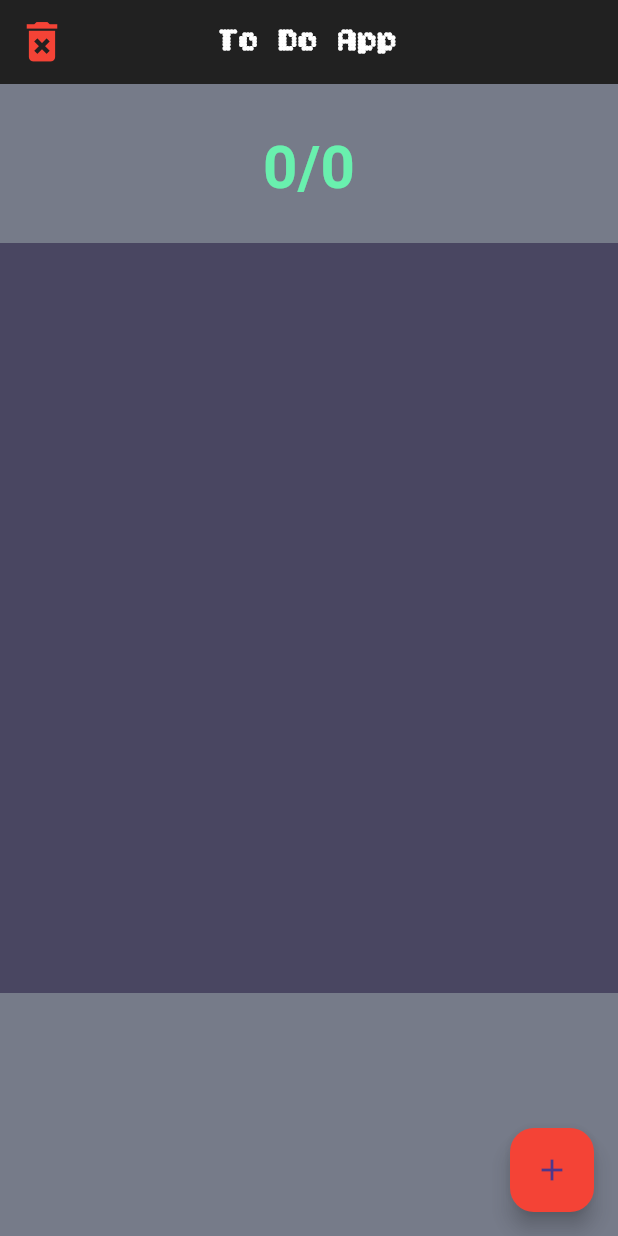
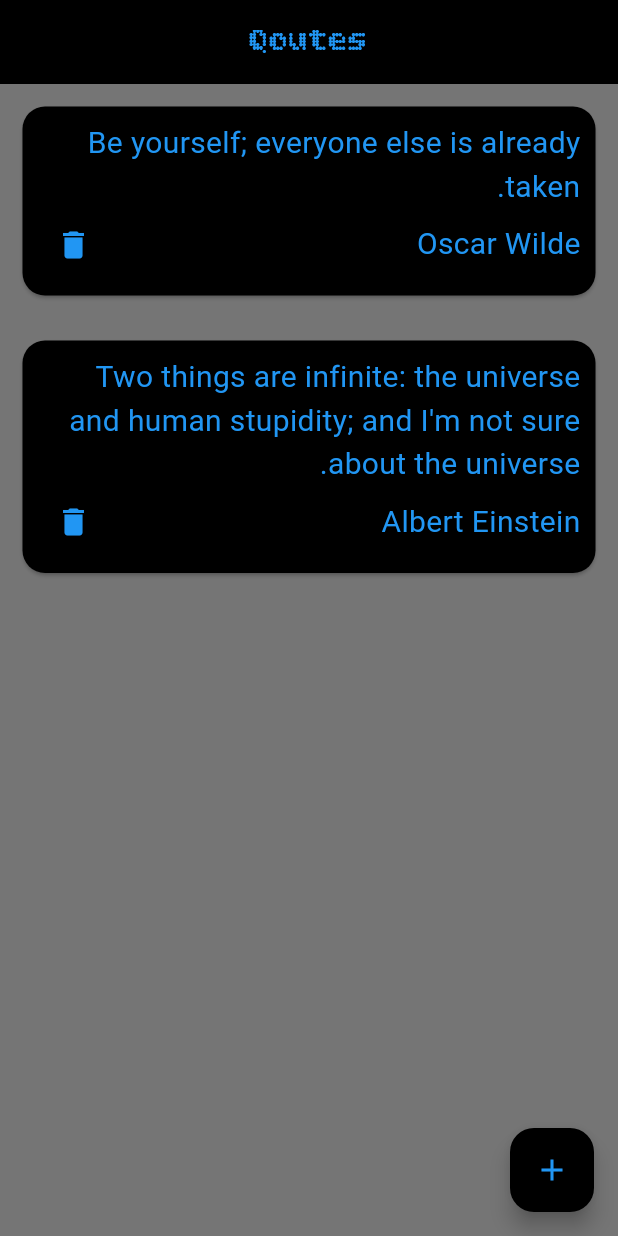
Before and after one commit to bassemali9507-sys/Qoutes_APP, a Flutter app: the screen it shows after launch, on a phone screen of 412 x 824 dp. Run offline on Flutter 3.47's test engine with Material 3 defaults, Android fonts, the phone set to English and light mode, and no system bars.

Commit message:
Qoutes App

```diff
--- a/lib/main.dart
+++ b/lib/main.dart
@@ -1,159 +1,141 @@
 import 'package:flutter/material.dart';
-import 'package:start_up_project/widgets/Todo-Card.dart';
-import 'package:start_up_project/widgets/counter.dart';
+import 'package:start_up_project/pages/cards.dart';
 
 void main() {
-  runApp(const MyApp());
+  runApp(const Qoutes());
 }
 
-class MyApp extends StatelessWidget {
-  const MyApp({Key? key}) : super(key: key);
+class Qoutes extends StatefulWidget {
+  const Qoutes({Key? key}) : super(key: key);
+
+  @override
+  State<Qoutes> createState() => _QoutesState();
+}
+
+class Quote {
+  String title;
+  String author;
+  Quote({required this.title, required this.author});
+}
+
+class _QoutesState extends State<Qoutes> {
+  List<Quote> allQoutes = [
+    Quote(
+      title: "Be yourself; everyone else is already taken.",
+      author: "Oscar Wilde",
+    ),
+    Quote(
+      title:
+          "Two things are infinite: the universe and human stupidity; and I'm not sure about the universe.",
+      author: "Albert Einstein",
+    ),
+  ];
+  final TextEditingController titleController = TextEditingController();
+  final TextEditingController authorController = TextEditingController();
+
+  addingText() {
+    setState(() {
+      allQoutes.add(
+        Quote(title: titleController.text, author: authorController.text),
+      );
+    });
+    titleController.clear();
+    authorController.clear();
+  }
+
+  delete(Quote item) {
+    setState(() {
+      allQoutes.remove(item);
+    });
+  }
 
   @override
   Widget build(BuildContext context) {
     return MaterialApp(
       debugShowCheckedModeBanner: false,
       theme: ThemeData.light(useMaterial3: true),
-      home: TodoApp(),
-    );
-  }
-}
-
-class TodoApp extends StatefulWidget {
-  const TodoApp({Key? key}) : super(key: key);
-
-  @override
-  State<TodoApp> createState() => _TodoAppState();
-}
-
-class Task {
-  String title;
-  bool status;
-  Task({required this.title, required this.status});
-}
-
-List alltasks = [];
-
-class _TodoAppState extends State<TodoApp> {
-  addnewtask() {
-    setState(() {
-      alltasks.add(Task(title: mycontroler.text, status: false));
-    });
-  }
-
-  changeStatus(int taskIndex) {
-    setState(() {
-      alltasks[taskIndex].status = !alltasks[taskIndex].status;
-    });
-  }
-
-  delete(int taskIndex) {
-    setState(() {
-      alltasks.remove(alltasks[taskIndex]);
-    });
-  }
-
-  final mycontroler = TextEditingController();
-
-  int calucatingcounts() {
-    int completedtasks = 0;
-
-    alltasks.forEach((item) {
-      if (item.status) {
-        completedtasks++;
-      }
-    });
-
-    return completedtasks;
-  }
-
-  @override
-  Widget build(BuildContext context) {
-    return Scaffold(
-      floatingActionButton: FloatingActionButton(
-        onPressed: () {
-          showModalBottomSheet(
-            context: context,
-            builder: (BuildContext context) {
-              return Container(
-                padding: EdgeInsets.all(22),
-                height: 200,
-                color: Colors.white,
-                child: Column(
-                  mainAxisAlignment: MainAxisAlignment.center,
-                  children: [
-                    TextField(
-                      controller: mycontroler,
-                      maxLength: 40,
-                      decoration: InputDecoration(labelText: "Add New Task"),
-                    ),
-                    SizedBox(height: 20),
-                    TextButton(
-                      onPressed: () {
-                        addnewtask();
-                        Navigator.pop(context);
-                      },
-                      child: Text("Add Task"),
-                    ),
-                  ],
-                ),
-              );
-            },
-            isScrollControlled: true,
-          );
-        },
-
-        backgroundColor: Colors.red,
-        child: Icon(Icons.add),
-      ),
-      backgroundColor: Color.fromRGBO(58, 66, 86, 0.7),
-      appBar: AppBar(
-        leading: IconButton(
-          icon: Icon(Icons.delete_forever, color: Colors.red, size: 35),
-          onPressed: () {
-            setState(() {
-              alltasks.clear();
-            });
-          },
+      home: Scaffold(
+        backgroundColor: Colors.grey[600],
+        appBar: AppBar(
+          backgroundColor: Colors.black,
+          title: const Text(
+            "Qoutes",
+            style: TextStyle(color: Colors.blue, fontFamily: "Bassem"),
+          ),
+          centerTitle: true,
         ),
-        backgroundColor: Colors.grey[900],
-        elevation: 0,
-        title: Text(
-          "To Do App",
-          style: TextStyle(
-            color: Colors.white,
-            fontWeight: FontWeight.bold,
-            fontFamily: "Bassem",
-          ),
-        ),
-        centerTitle: true,
-      ),
-      body: SizedBox(
-        width: double.infinity,
-        child: Column(
-          crossAxisAlignment: CrossAxisAlignment.center,
-
+        body: Column(
           children: [
-            Counters(alltodos: alltasks.length, alldone: calucatingcounts()),
-            Container(
-              margin: EdgeInsets.only(top: 22),
-              height: 500,
-              width: double.infinity,
-              color: const Color.fromARGB(255, 73, 70, 97),
-              child: ListView.builder(
-                itemCount: alltasks.length,
-                itemBuilder: (BuildContext context, int index) {
-                  return Todocard(
-                    vartitle: alltasks[index].title,
-                    doneORnot: alltasks[index].status,
-                    changeStatus: () => changeStatus(index),
-                    delete: () => delete(index),
-                  );
+            ...allQoutes.map(
+              (item) => CardWidget(
+                item: item,
+                title: item.title,
+                author: item.author,
+                delete: (qouteToWithdrawn) {
+                  setState(() {
+                    allQoutes.remove(item);
+                  });
                 },
               ),
             ),
           ],
         ),
+        floatingActionButton: Builder(
+          builder: (BuildContext contextOfButton) {
+            return FloatingActionButton(
+              onPressed: () {
+                showDialog(
+                  context: contextOfButton,
+                  builder: (BuildContext context) {
+                    return AlertDialog(
+                      title: const Text("Add Quote"),
+                      content: Column(
+                        mainAxisSize: MainAxisSize.min,
+                        children: [
+                          TextField(
+                            controller: titleController,
+                            decoration: const InputDecoration(
+                              hintText: "Quote",
+                            ),
+                          ),
+                          TextField(
+                            controller: authorController,
+                            decoration: const InputDecoration(
+                              hintText: "Author",
+                            ),
+                          ),
+                        ],
+                      ),
+                      actions: [
+                        Row(
+                          mainAxisAlignment: MainAxisAlignment.spaceBetween,
+                          children: [
+                            TextButton(
+                              onPressed: () {
+                                addingText();
+                                Navigator.pop(context);
+                              },
+                              child: const Text("Add"),
+                            ),
+
+                            TextButton(
+                              onPressed: () {
+                                Navigator.pop(context);
+                              },
+                              child: const Text("Cancel"),
+                            ),
+                          ],
+                        ),
+                      ],
+                    );
+                  },
+                );
+              },
+              backgroundColor: Colors.black,
+              child: const Icon(Icons.add, color: Colors.blue),
+            );
+          },
+        ),
       ),
     );
   }
--- /dev/null
+++ b/lib/pages/cards.dart
@@ -0,0 +1,56 @@
+import 'package:flutter/material.dart';
+import 'package:start_up_project/main.dart';
+
+class CardWidget extends StatelessWidget {
+  final String title;
+  final String author;
+  final Function delete;
+  final Quote item;
+  const CardWidget({
+    super.key,
+    required this.title,
+    required this.author,
+    required this.delete,
+    required this.item,
+  });
+
+  @override
+  Widget build(BuildContext context) {
+    return SingleChildScrollView(
+      child: Card(
+        margin: EdgeInsets.all(15),
+        shape: RoundedRectangleBorder(borderRadius: BorderRadius.circular(15)),
+        color: Colors.black,
+        child: Container(
+          padding: EdgeInsets.all(10),
+          child: Column(
+            crossAxisAlignment: CrossAxisAlignment.stretch,
+            children: [
+              Text(
+                title,
+                style: TextStyle(color: Colors.blue, fontSize: 20),
+                textDirection: TextDirection.rtl,
+              ),
+              Row(
+                mainAxisAlignment: MainAxisAlignment.spaceBetween,
+                children: [
+                  IconButton(
+                    onPressed: () {
+                      delete(item);
+                    },
+                    icon: Icon(Icons.delete, color: Colors.blue),
+                  ),
+                  Text(
+                    author,
+                    style: TextStyle(color: Colors.blue, fontSize: 20),
+                    textDirection: TextDirection.ltr,
+                  ),
+                ],
+              ),
+            ],
+          ),
+        ),
+      ),
+    );
+  }
+}
--- a/lib/widgets/counter.dart
+++ /dev/null
@@ -1,23 +0,0 @@
-import 'package:flutter/material.dart';
-
-class Counters extends StatelessWidget {
-  final int alldone;
-  final int alltodos;
-
-  const Counters({super.key, required this.alldone, required this.alltodos});
-
-  @override
-  Widget build(BuildContext context) {
-    return Padding(
-      padding: const EdgeInsets.only(top: 27),
-      child: Text(
-        "$alldone/$alltodos",
-        style: TextStyle(
-          fontSize: 40,
-          fontWeight: FontWeight.bold,
-          color: alldone == alltodos ? Colors.greenAccent : Colors.white,
-        ),
-      ),
-    );
-  }
-}
```
Also changed, not shown: lib/pages/login.dart (deleted, +0 -30 lines), lib/pages/signup.dart (deleted, +0 -30 lines), lib/pages/welcome.dart (deleted, +0 -41 lines), lib/widgets/Todo-Card.dart (deleted, +0 -54 lines), 1 other file.
